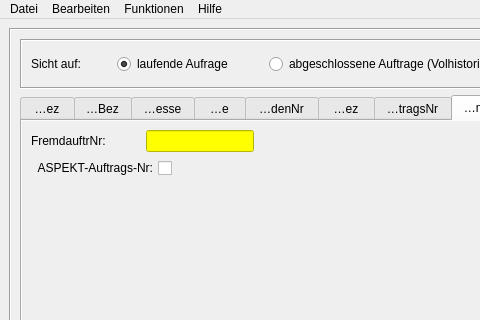
DenisReznikov/Smile, file Smile/UI/auftragsannahme_telas.ui: the form before one commit; both pictures show x 0 to 480 and y 0 to 320 of the 798 by 576 pixel window.
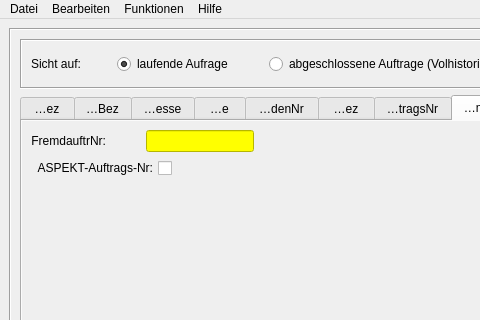
The form after the commit. The open tabs and pages were chosen to show the change.

Diff of the .ui file:
```diff
--- a/Smile/UI/auftragsannahme_telas.ui
+++ b/Smile/UI/auftragsannahme_telas.ui
@@ -1274,9 +1274,18 @@
               <layout class="QHBoxLayout" name="horizontalLayout_59">
                <item>
                 <widget class="QLabel" name="label_83">
+                 <property name="minimumSize">
+                  <size>
+                   <width>75</width>
+                   <height>0</height>
+                  </size>
+                 </property>
                  <property name="text">
                   <string>FremdauftrNr:</string>
                  </property>
+                 <property name="alignment">
+                  <set>Qt::AlignRight|Qt::AlignTrailing|Qt::AlignVCenter</set>
+                 </property>
                 </widget>
                </item>
                <item>
```
Left out of the diff: 2 changed lines with no effect on the pictures.
